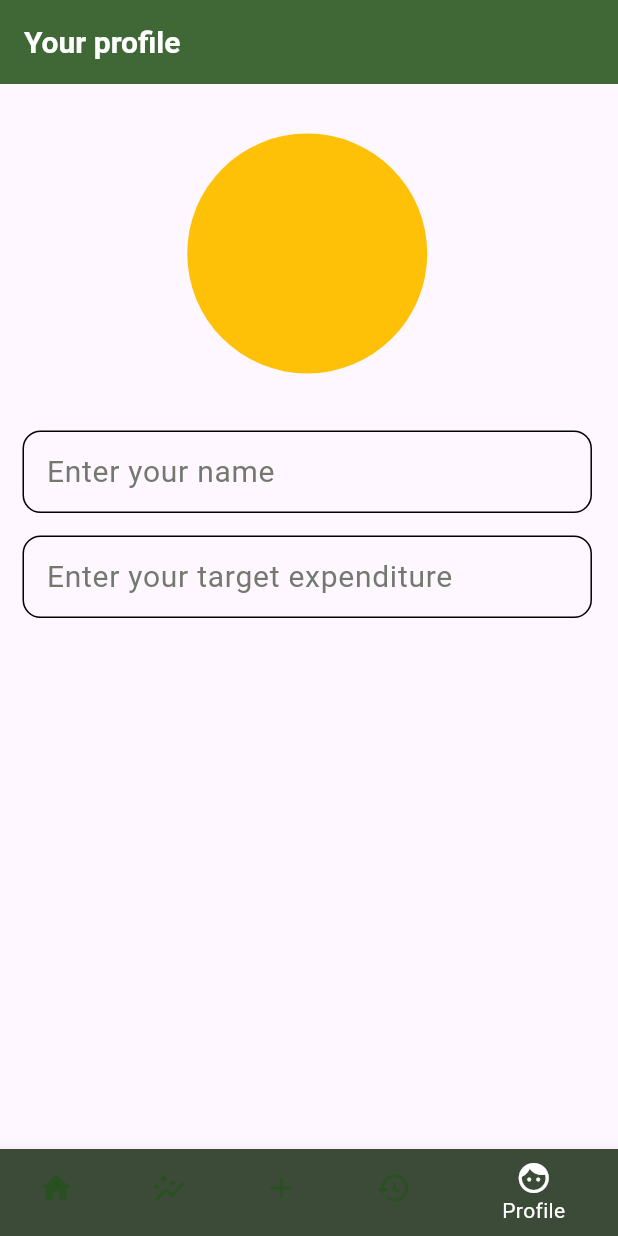
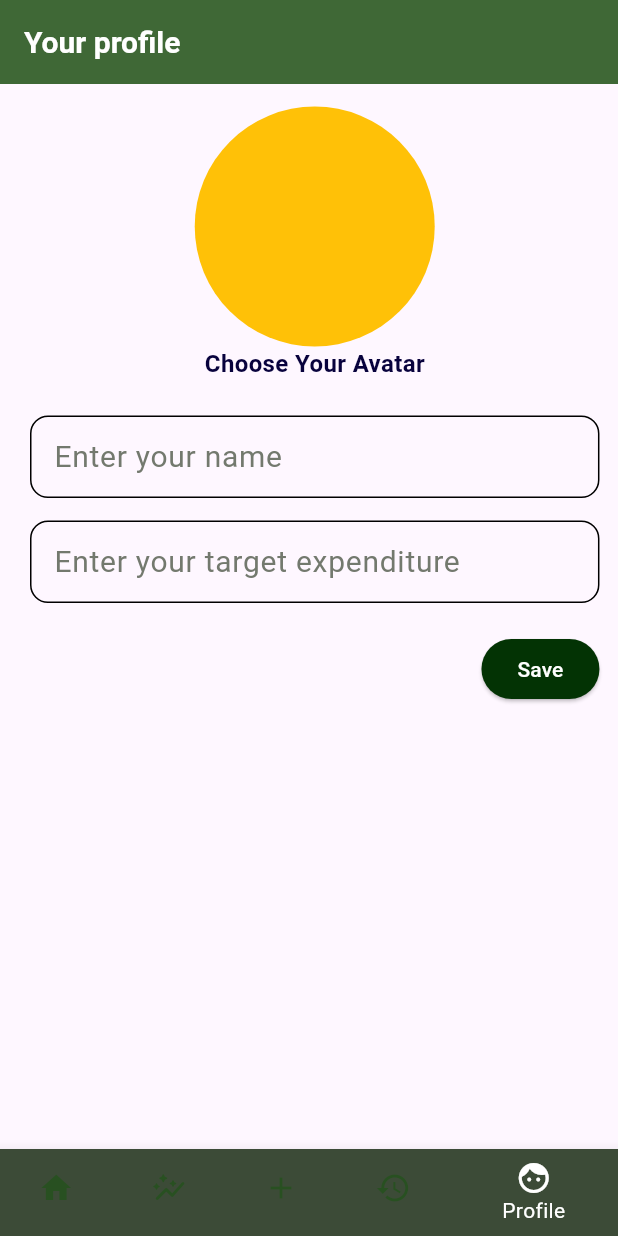
Before and after one commit to S-at-yam/Money-View, a Flutter app: the screen it shows after launch, item 5 of the bottom bar chosen, on a phone screen of 412 x 824 dp. Run offline on Flutter 3.47's test engine with Material 3 defaults, Android fonts, the phone set to English and light mode, and no system bars.

Commit message:
designed profile page

```diff
--- a/lib/pages/profile.dart
+++ b/lib/pages/profile.dart
@@ -1,4 +1,7 @@
+import 'dart:developer';
+
 import 'package:flutter/material.dart';
+import 'package:money_view/widgets/custom_button.dart';
 
 import 'package:money_view/widgets/custom_text_input.dart';
 
@@ -13,33 +16,77 @@ class Profile extends StatefulWidget {
 class _ProfileState extends State<Profile> {
   final _nameController = TextEditingController();
   final _targetController = TextEditingController();
+
+  void _onSave() {
+    String name = _nameController.text;
+    String target = _targetController.text;
+
+    if (name == 'null' ||
+        name.trim().isEmpty ||
+        target == 'null' ||
+        target.trim().isEmpty) {
+      return;
+    } else {
+      log(name);
+      log(target);
+    }
+  }
+
+  @override
+  void dispose() {
+    _nameController.dispose();
+    _targetController.dispose();
+    super.dispose();
+  }
+
   @override
   Widget build(BuildContext context) {
+    final keyboardSpace = MediaQuery.of(context).viewInsets.bottom;
     return Scaffold(
       appBar: AppBar(title: Text('Your profile')),
-      body: Container(
+      body: Padding(
+        padding: EdgeInsets.fromLTRB(5, 5, 5, keyboardSpace + 5),
+        child: Container(
           width: MediaQuery.of(context).size.width * 0.97,
           padding: EdgeInsets.fromLTRB(15, 10, 5, 10),
           child: Column(
             children: [
               SizedBox(
                 height: MediaQuery.of(context).size.height * .25,
-              child: Center(
-                child: CircleAvatar(backgroundColor: Colors.amber, radius: 80),
+                child: Column(
+                  children: [
+                    CircleAvatar(backgroundColor: Colors.amber, radius: 80),
+                    InkWell(
+                      onTap: () {},
+                      child: Text(
+                        'Choose Your Avatar',
+                        style: TextStyle(
+                          color: const Color.fromARGB(255, 8, 2, 61),
+                          fontWeight: FontWeight.bold,
                         ),
                       ),
-            const SizedBox(height: 15),
+                    ),
+                  ],
+                ),
+              ),
+
               CustomTextInput(
                 textController: _nameController,
                 labelText: 'Enter your name',
               ),
+
               const SizedBox(height: 15),
               CustomTextInput(
                 textController: _targetController,
                 labelText: 'Enter your target expenditure',
                 hintTextInput: 'e.g. 10000',
+                keyboard: TextInputType.number,
               ),
+              const SizedBox(height: 20),
+              Row(children: [const Spacer(), CustomButton(onTap: _onSave)]),
+              SizedBox(height: MediaQuery.of(context).size.height * 0.1),
             ],
+          ),
         ),
       ),
     );
--- /dev/null
+++ b/lib/widgets/custom_button.dart
@@ -0,0 +1,20 @@
+import 'package:flutter/material.dart';
+
+class CustomButton extends StatelessWidget {
+  final void Function() onTap;
+
+  const CustomButton({super.key, required this.onTap});
+
+  @override
+  Widget build(BuildContext context) {
+    return ElevatedButton(
+      onPressed: onTap,
+      style: ButtonStyle(
+        backgroundColor: WidgetStatePropertyAll(
+          const Color.fromARGB(255, 3, 51, 4),
+        ),
+      ),
+      child: Text('Save'),
+    );
+  }
+}
--- a/lib/widgets/custom_text_input.dart
+++ b/lib/widgets/custom_text_input.dart
@@ -2,16 +2,17 @@ import 'package:flutter/material.dart';
 import 'package:money_view/main.dart';
 
 class CustomTextInput extends StatelessWidget {
-  CustomTextInput({
+  final TextEditingController textController;
+  final String labelText;
+  final String? hintTextInput;
+  final TextInputType? keyboard;
+  const CustomTextInput({
     super.key,
     required this.textController,
     required this.labelText,
     this.hintTextInput,
+    this.keyboard,
   });
-
-  final TextEditingController textController;
-  final String labelText;
-  String? hintTextInput;
 
   @override
   Widget build(BuildContext context) {
@@ -19,7 +20,7 @@ class CustomTextInput extends StatelessWidget {
       cursorHeight: 30,
       controller: textController,
 
-      keyboardType: TextInputType.name,
+      keyboardType: keyboard ?? TextInputType.name,
       style: Theme.of(
         context,
       ).textTheme.bodyMedium!.copyWith(color: Colors.black),
--- a/pubspec.yaml
+++ b/pubspec.yaml
@@ -34,6 +34,8 @@ dependencies:
   # The following adds the Cupertino Icons font to your application.
   # Use with the CupertinoIcons class for iOS style icons.
   cupertino_icons: ^1.0.8
+  sqflite: ^2.4.2
+  provider: ^6.1.4
 
 dev_dependencies:
   flutter_test:
```
Also changed, not shown: lib/pages/history.dart (+6 -1 lines), pubspec.lock, 1 other file. Lines whose indentation alone changed are shown as unchanged.
